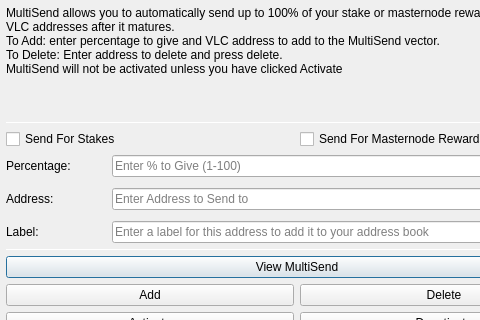
Qt form src/qt/forms/multisenddialog.ui (belechedev/BG-GoldMetalCoin) before a commit; both pictures show x 0 to 480 and y 0 to 320 of the 594 by 526 pixel window.
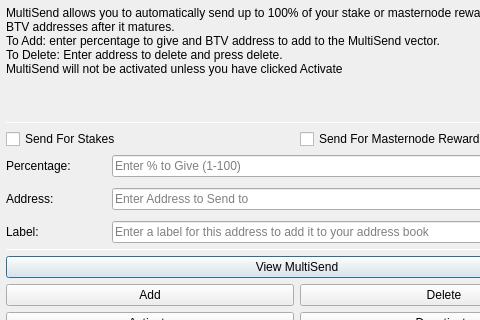
The same form after that commit. Icons and pictures are not drawn.

The edit to the form file:
```diff
--- a/src/qt/forms/multisenddialog.ui
+++ b/src/qt/forms/multisenddialog.ui
@@ -37,8 +37,8 @@
         <number>1</number>
        </property>
        <property name="text">
-        <string>MultiSend allows you to automatically send up to 100% of your stake or masternode reward to a list of other VLC addresses after it matures.
-To Add: enter percentage to give and VLC address to add to the MultiSend vector.
+        <string>MultiSend allows you to automatically send up to 100% of your stake or masternode reward to a list of other BTV addresses after it matures.
+To Add: enter percentage to give and BTV address to add to the MultiSend vector.
 To Delete: Enter address to delete and press delete.
 MultiSend will not be activated unless you have clicked Activate</string>
        </property>
```
Left out of the diff: 4 changed lines with no effect on the pictures.
